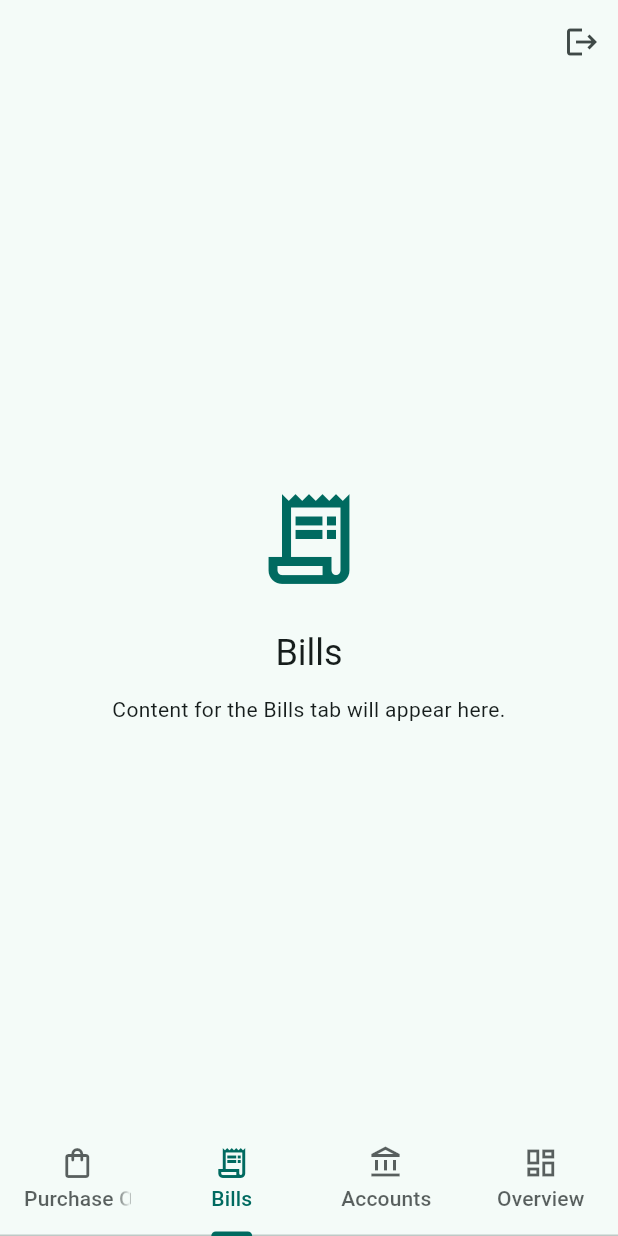
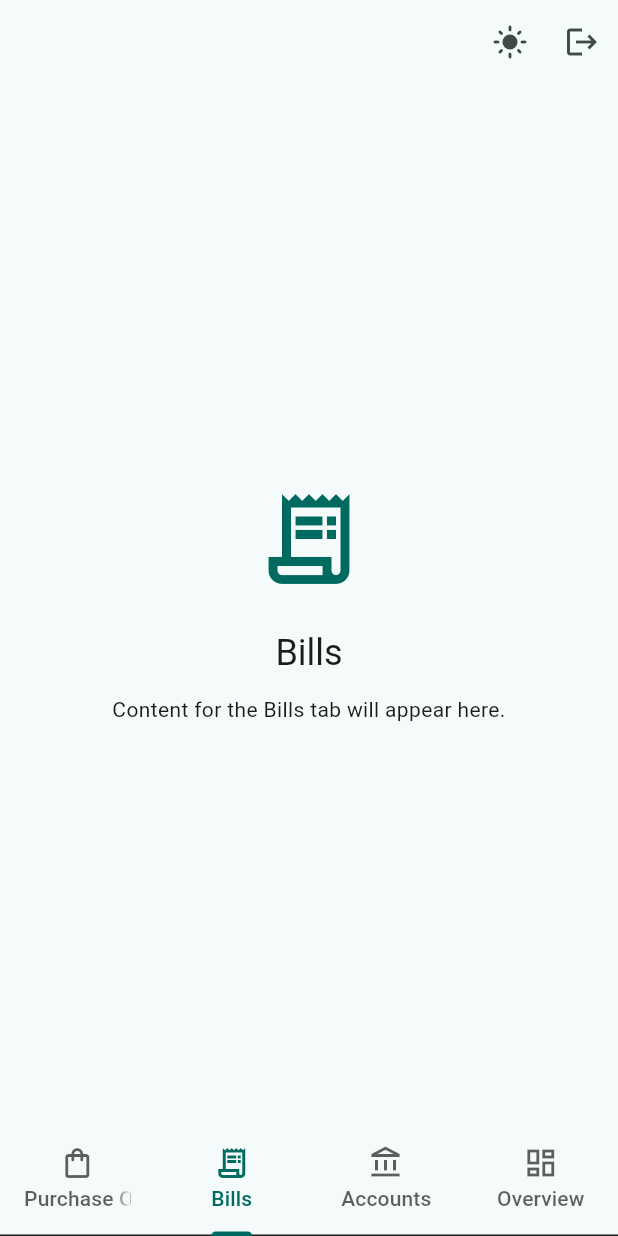
Before and after one commit to azmilazizi/kokonuts_bookkeeping, a Flutter app: the HomeScreen screen opened directly, item 2 of the bottom bar chosen, on a phone screen of 412 x 824 dp. Run offline on Flutter 3.47's test engine with Material 3 defaults, Android fonts, the phone set to English and light mode, and no system bars; our stand-ins replace shared_preferences; accounts and stored records are empty; network calls fail.

Commit message:
Restore dark mode theme customization

```diff
--- a/lib/screens/home_screen.dart
+++ b/lib/screens/home_screen.dart
@@ -29,6 +29,17 @@ class HomeScreen extends StatelessWidget {
           title: null,
           automaticallyImplyLeading: false,
           actions: [
+            IconButton(
+              onPressed: () => appState.toggleThemeMode(),
+              icon: Icon(
+                appState.themeMode == ThemeMode.dark
+                    ? Icons.dark_mode
+                    : Icons.light_mode,
+              ),
+              tooltip: appState.themeMode == ThemeMode.dark
+                  ? 'Switch to light mode'
+                  : 'Switch to dark mode',
+            ),
             IconButton(
               onPressed: () => appState.logout(),
               icon: const Icon(Icons.logout),
--- /dev/null
+++ b/lib/theme/color_schemes.dart
@@ -0,0 +1,70 @@
+import 'package:flutter/material.dart';
+
+/// Shared Material 3 color schemes for the Kokonuts Bookkeeping app.
+///
+/// The palette keeps a teal primary for brand recognition while choosing
+/// complementary accent colors that provide sufficient contrast in both
+/// light and dark themes.
+const ColorScheme lightColorScheme = ColorScheme(
+  brightness: Brightness.light,
+  primary: Color(0xFF006A60),
+  onPrimary: Color(0xFFFFFFFF),
+  primaryContainer: Color(0xFF74F8E6),
+  onPrimaryContainer: Color(0xFF00201B),
+  secondary: Color(0xFF006A6B),
+  onSecondary: Color(0xFFFFFFFF),
+  secondaryContainer: Color(0xFF6FF6F7),
+  onSecondaryContainer: Color(0xFF002020),
+  tertiary: Color(0xFF3F5BA9),
+  onTertiary: Color(0xFFFFFFFF),
+  tertiaryContainer: Color(0xFFD9E2FF),
+  onTertiaryContainer: Color(0xFF00174A),
+  error: Color(0xFFBA1A1A),
+  onError: Color(0xFFFFFFFF),
+  errorContainer: Color(0xFFFFDAD6),
+  onErrorContainer: Color(0xFF410002),
+  background: Color(0xFFF5FBFA),
+  onBackground: Color(0xFF171D1C),
+  surface: Color(0xFFF5FBFA),
+  onSurface: Color(0xFF171D1C),
+  surfaceVariant: Color(0xFFDAE5E2),
+  onSurfaceVariant: Color(0xFF3F4947),
+  outline: Color(0xFF6F7977),
+  shadow: Color(0xFF000000),
+  inverseSurface: Color(0xFF2B3230),
+  onInverseSurface: Color(0xFFECF2F1),
+  inversePrimary: Color(0xFF53DBC9),
+  surfaceTint: Color(0xFF006A60),
+);
+
+const ColorScheme darkColorScheme = ColorScheme(
+  brightness: Brightness.dark,
+  primary: Color(0xFF53DBC9),
+  onPrimary: Color(0xFF003731),
+  primaryContainer: Color(0xFF005048),
+  onPrimaryContainer: Color(0xFF74F8E6),
+  secondary: Color(0xFF4CDADB),
+  onSecondary: Color(0xFF003737),
+  secondaryContainer: Color(0xFF005050),
+  onSecondaryContainer: Color(0xFF6FF6F7),
+  tertiary: Color(0xFFB2C5FF),
+  onTertiary: Color(0xFF1D2F6F),
+  tertiaryContainer: Color(0xFF2A448F),
+  onTertiaryContainer: Color(0xFFD9E2FF),
+  error: Color(0xFFFFB4AB),
+  onError: Color(0xFF690005),
+  errorContainer: Color(0xFF93000A),
+  onErrorContainer: Color(0xFFFFDAD6),
+  background: Color(0xFF0F1514),
+  onBackground: Color(0xFFDEE4E2),
+  surface: Color(0xFF0F1514),
+  onSurface: Color(0xFFDEE4E2),
+  surfaceVariant: Color(0xFF3F4947),
+  onSurfaceVariant: Color(0xFFBEC9C6),
+  outline: Color(0xFF889390),
+  shadow: Color(0xFF000000),
+  inverseSurface: Color(0xFFDEE4E2),
+  onInverseSurface: Color(0xFF2B3230),
+  inversePrimary: Color(0xFF006A60),
+  surfaceTint: Color(0xFF53DBC9),
+);
```
Also changed, not shown: lib/app/app_state.dart (+43 -1 lines), lib/main.dart (+7 -1 lines), lib/services/session_manager.dart (+51 -0 lines).
